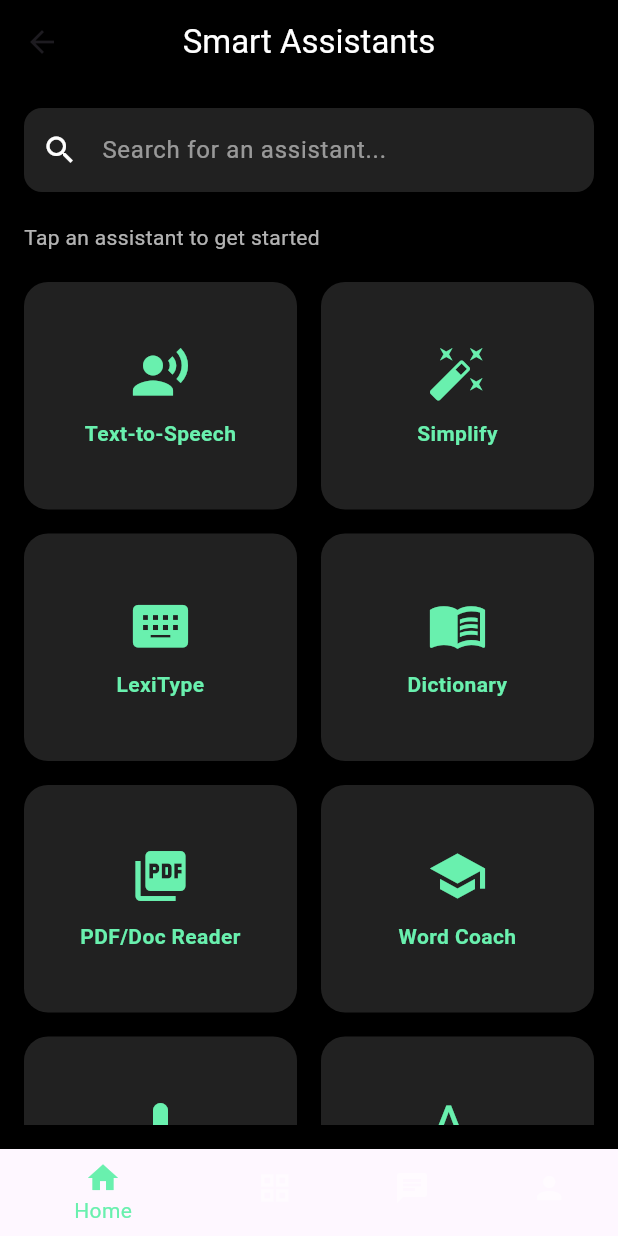
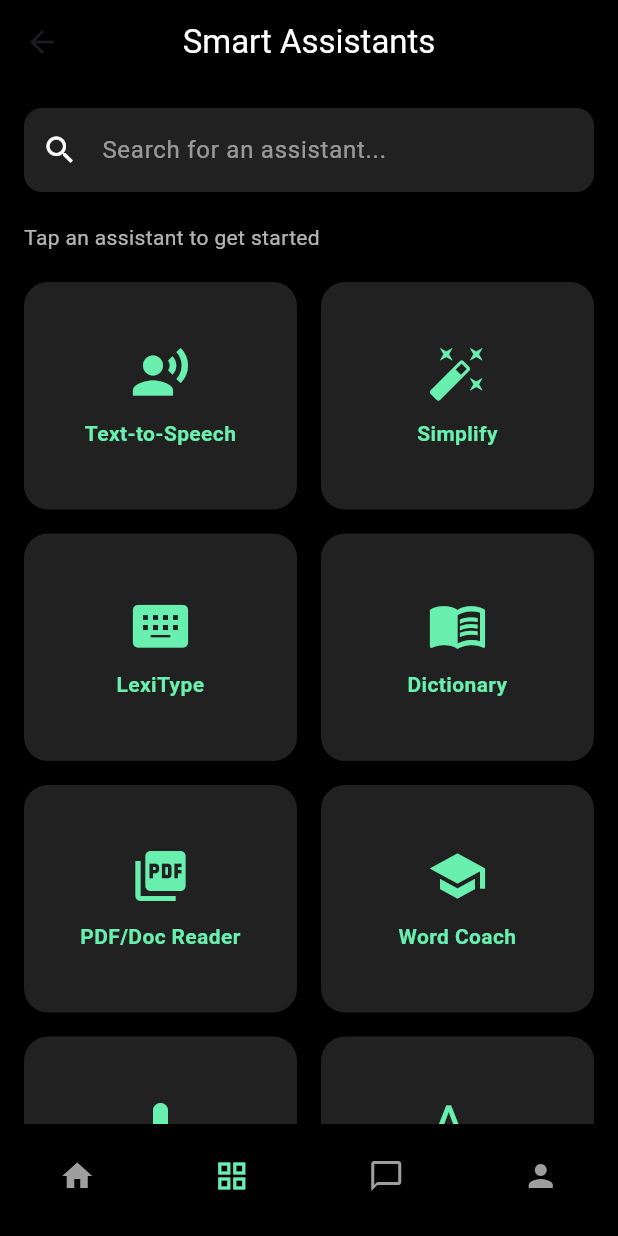
Before and after one commit to hariedamana/lexivo_assistant_1, a Flutter app: the AssistantsDashboard screen opened by its route, on a phone screen of 412 x 824 dp. Run offline on Flutter 3.47's test engine with Material 3 defaults, Android fonts, the phone set to English and light mode, and no system bars; our stand-ins replace glassmorphism, percent_indicator, swipeable_button_view.

Commit message:
AI Assistants dashboard UI completed successfully

```diff
--- a/lib/assistants_dashboard.dart
+++ b/lib/assistants_dashboard.dart
@@ -1,6 +1,25 @@
 import 'package:flutter/material.dart';
 
-class AssistantsDashboard extends StatelessWidget {
+class AssistantsDashboard extends StatefulWidget {
+  const AssistantsDashboard({super.key});
+
+  @override
+  State<AssistantsDashboard> createState() => _AssistantsDashboardState();
+}
+
+class _AssistantsDashboardState extends State<AssistantsDashboard> {
+  int _selectedIndex = 1;
+
+  void _onItemTapped(int index) {
+    if (index == 0) {
+      Navigator.pushNamed(context, '/home');
+    } else {
+      setState(() {
+        _selectedIndex = index;
+      });
+    }
+  }
+
   final List<Map<String, dynamic>> assistants = [
     {'name': 'Text-to-Speech', 'icon': Icons.record_voice_over},
     {'name': 'Simplify', 'icon': Icons.auto_fix_high},
@@ -20,7 +39,10 @@ class AssistantsDashboard extends StatelessWidget {
       appBar: AppBar(
         backgroundColor: Colors.black,
         elevation: 0,
-        title: Text('Smart Assistants', style: TextStyle(color: Colors.white)),
+        title: const Text(
+          'Smart Assistants',
+          style: TextStyle(color: Colors.white),
+        ),
         centerTitle: true,
       ),
       body: Padding(
@@ -29,11 +51,11 @@ class AssistantsDashboard extends StatelessWidget {
           children: [
             // Search Bar
             TextField(
-              style: TextStyle(color: Colors.white),
+              style: const TextStyle(color: Colors.white),
               decoration: InputDecoration(
                 hintText: 'Search for an assistant...',
-                hintStyle: TextStyle(color: Colors.white54),
-                prefixIcon: Icon(Icons.search, color: Colors.white),
+                hintStyle: const TextStyle(color: Colors.white54),
+                prefixIcon: const Icon(Icons.search, color: Colors.white),
                 filled: true,
                 fillColor: Colors.grey[900],
                 border: OutlineInputBorder(
@@ -42,24 +64,24 @@ class AssistantsDashboard extends StatelessWidget {
                 ),
               ),
             ),
-            SizedBox(height: 20),
+            const SizedBox(height: 20),
 
             // Subtitle
-            Align(
+            const Align(
               alignment: Alignment.centerLeft,
               child: Text(
                 'Tap an assistant to get started',
                 style: TextStyle(color: Colors.white70, fontSize: 14),
               ),
             ),
-            SizedBox(height: 20),
+            const SizedBox(height: 20),
 
             // Assistants Grid
             Expanded(
               child: GridView.builder(
                 itemCount: assistants.length,
-                gridDelegate: SliverGridDelegateWithFixedCrossAxisCount(
-                  crossAxisCount: 2, // 2 columns
+                gridDelegate: const SliverGridDelegateWithFixedCrossAxisCount(
+                  crossAxisCount: 2,
                   crossAxisSpacing: 16,
                   mainAxisSpacing: 16,
                   childAspectRatio: 1.2,
@@ -68,7 +90,6 @@ class AssistantsDashboard extends StatelessWidget {
                   final assistant = assistants[index];
                   return GestureDetector(
                     onTap: () {
-                      // You can later add navigation to specific pages
                       ScaffoldMessenger.of(context).showSnackBar(
                         SnackBar(content: Text('${assistant['name']} clicked')),
                       );
@@ -86,11 +107,11 @@ class AssistantsDashboard extends StatelessWidget {
                             color: Colors.greenAccent,
                             size: 40,
                           ),
-                          SizedBox(height: 10),
+                          const SizedBox(height: 10),
                           Text(
                             assistant['name'],
                             textAlign: TextAlign.center,
-                            style: TextStyle(
+                            style: const TextStyle(
                               color: Colors.greenAccent,
                               fontWeight: FontWeight.bold,
                             ),
@@ -105,19 +126,23 @@ class AssistantsDashboard extends StatelessWidget {
           ],
         ),
       ),
-      // Optional: Bottom Nav
+
+      // Matching Bottom Navigation Bar
       bottomNavigationBar: BottomNavigationBar(
+        currentIndex: _selectedIndex,
+        onTap: _onItemTapped,
         backgroundColor: Colors.black,
         selectedItemColor: Colors.greenAccent,
-        unselectedItemColor: Colors.white54,
-        items: [
-          BottomNavigationBarItem(icon: Icon(Icons.home), label: 'Home'),
+        unselectedItemColor: Colors.grey,
+        type: BottomNavigationBarType.fixed,
+        items: const [
+          BottomNavigationBarItem(icon: Icon(Icons.home), label: ''),
+          BottomNavigationBarItem(icon: Icon(Icons.grid_view), label: ''),
           BottomNavigationBarItem(
-            icon: Icon(Icons.grid_view),
-            label: 'Assistants',
+            icon: Icon(Icons.chat_bubble_outline),
+            label: '',
           ),
-          BottomNavigationBarItem(icon: Icon(Icons.chat), label: 'Chat'),
-          BottomNavigationBarItem(icon: Icon(Icons.person), label: 'Profile'),
+          BottomNavigationBarItem(icon: Icon(Icons.person), label: ''),
         ],
       ),
     );
```
Also changed, not shown: lib/chat_screen.dart (added, +91 -0 lines), lib/home_screen.dart (+26 -14 lines).
